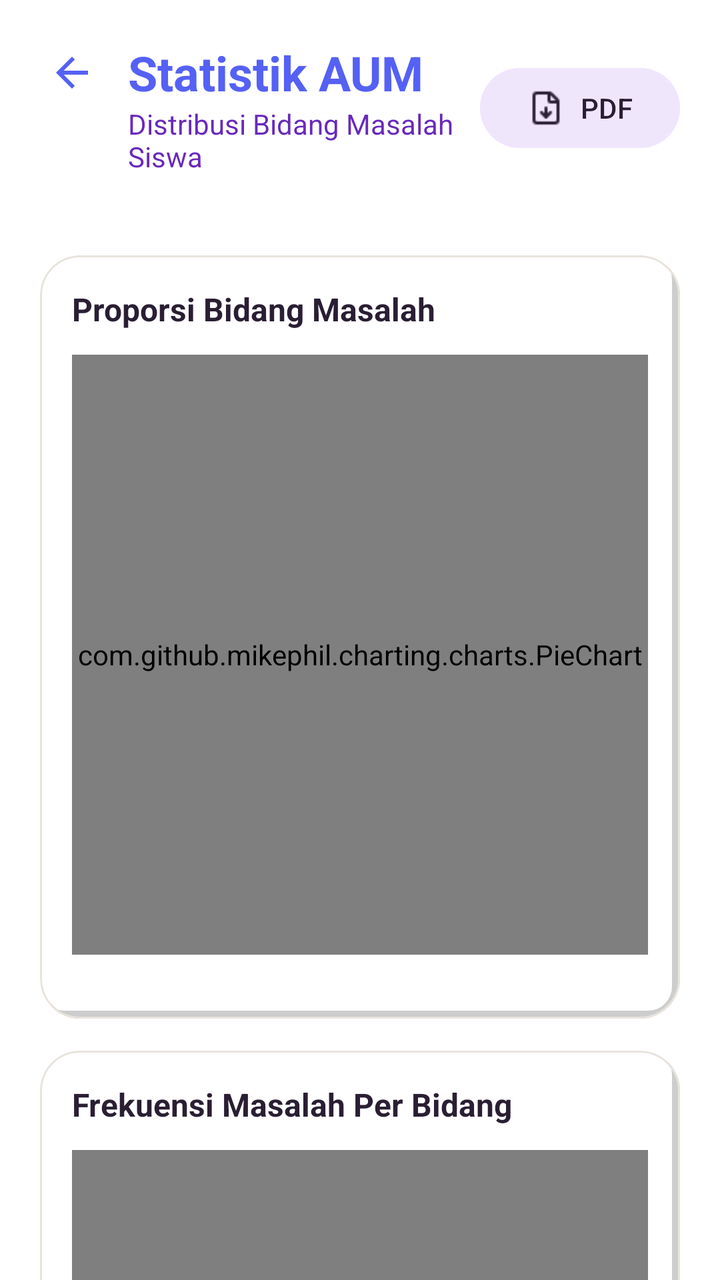
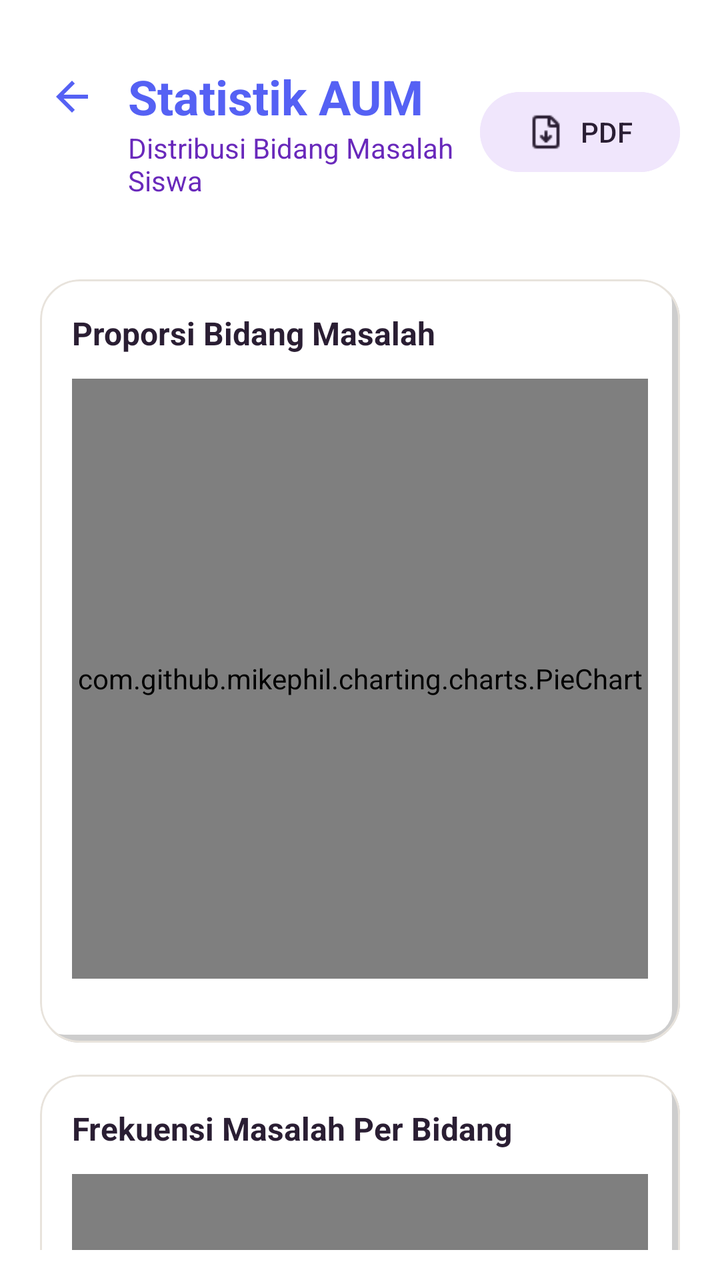

Compare the two renders of this Android layout. The source of the first and the diff that turns it into the second are given below.
<!-- AndroidManifest.xml: application theme Theme.BkNova -->
<!-- res/layout/fragment_statistik_aum.xml -->
<?xml version="1.0" encoding="utf-8"?>
<androidx.constraintlayout.widget.ConstraintLayout xmlns:android="http://schemas.android.com/apk/res/android"
    xmlns:app="http://schemas.android.com/apk/res-auto"
    xmlns:tools="http://schemas.android.com/tools"
    android:layout_width="match_parent"
    android:layout_height="match_parent"
    android:background="@color/white"
    tools:context=".fragment.StatistikAumFragment">

    <androidx.constraintlayout.widget.ConstraintLayout
        android:id="@+id/header_layout"
        android:layout_width="match_parent"
        android:layout_height="wrap_content"
        android:padding="20dp"
        app:layout_constraintTop_toTopOf="parent">

        <ImageView
            android:id="@+id/btn_back"
            android:layout_width="32dp"
            android:layout_height="32dp"
            android:padding="4dp"
            android:src="@drawable/ic_arrow_back"
            app:tint="@color/brand_primary"
            android:clickable="true"
            android:focusable="true"
            android:background="?attr/selectableItemBackgroundBorderless"
            app:layout_constraintStart_toStartOf="parent"
            app:layout_constraintTop_toTopOf="@+id/tv_title_statistik"
            app:layout_constraintBottom_toBottomOf="@+id/tv_title_statistik" />

        <TextView
            android:id="@+id/tv_title_statistik"
            android:layout_width="0dp"
            android:layout_height="wrap_content"
            android:layout_marginStart="12dp"
            android:text="Statistik AUM"
            android:textColor="@color/brand_primary"
            android:textSize="24sp"
            android:textStyle="bold"
            app:layout_constraintEnd_toStartOf="@+id/btn_action_header"
            app:layout_constraintStart_toEndOf="@id/btn_back"
            app:layout_constraintTop_toTopOf="parent" />

        <TextView
            android:id="@+id/tv_subtitle_statistik"
            android:layout_width="0dp"
            android:layout_height="wrap_content"
            android:text="Distribusi Bidang Masalah Siswa"
            android:textColor="@color/brand_dark"
            android:textSize="14sp"
            app:layout_constraintEnd_toStartOf="@+id/btn_action_header"
            app:layout_constraintStart_toStartOf="@id/tv_title_statistik"
            app:layout_constraintTop_toBottomOf="@id/tv_title_statistik" />

        <com.google.android.material.button.MaterialButton
            android:id="@+id/btn_action_header"
            style="@style/Widget.Material3.Button.TonalButton"
            android:layout_width="wrap_content"
            android:layout_height="wrap_content"
            android:text="PDF"
            android:backgroundTint="@color/brand_soft"
            app:icon="@drawable/ekpor"
            app:iconPadding="8dp"
            app:iconTint="@color/text_color_primary"
            android:textColor="@color/text_color_primary"
            app:layout_constraintBottom_toBottomOf="parent"
            app:layout_constraintEnd_toEndOf="parent"
            app:layout_constraintTop_toTopOf="parent" />

    </androidx.constraintlayout.widget.ConstraintLayout>
    <androidx.core.widget.NestedScrollView
        android:id="@+id/nsv_content"
        android:layout_width="match_parent"
        android:layout_height="0dp"
        app:layout_constraintBottom_toBottomOf="parent"
        app:layout_constraintTop_toBottomOf="@id/header_layout">

        <LinearLayout
            android:layout_width="match_parent"
            android:layout_height="wrap_content"
            android:orientation="vertical"
            android:paddingBottom="24dp">


            
            <com.google.android.material.card.MaterialCardView
                android:layout_width="match_parent"
                android:layout_height="wrap_content"
                android:layout_marginHorizontal="20dp"
                android:layout_marginTop="20dp"
                app:cardCornerRadius="20dp"
                app:cardElevation="0dp"
                app:strokeColor="@color/divider_color"
                app:strokeWidth="1dp">

                <LinearLayout
                    android:layout_width="match_parent"
                    android:layout_height="wrap_content"
                    android:orientation="vertical"
                    android:background="@drawable/bg_grid_shadow"
                    android:padding="16dp">

                    <TextView
                        android:layout_width="wrap_content"
                        android:layout_height="wrap_content"
                        android:text="Proporsi Bidang Masalah"
                        android:textColor="@color/text_color_primary"
                        android:textSize="16sp"
                        android:textStyle="bold" />

                    <com.github.mikephil.charting.charts.PieChart
                        android:id="@+id/donut_chart"
                        android:layout_width="match_parent"
                        android:layout_height="300dp"
                        android:layout_marginTop="12dp" />

                    
                    <HorizontalScrollView
                        android:layout_width="match_parent"
                        android:layout_height="wrap_content"
                        android:layout_marginTop="8dp"
                        android:scrollbars="none">

                        <LinearLayout
                            android:id="@+id/legend_container"
                            android:layout_width="wrap_content"
                            android:layout_height="wrap_content"
                            android:orientation="horizontal"
                            android:paddingVertical="4dp" />
                    </HorizontalScrollView>
                </LinearLayout>
            </com.google.android.material.card.MaterialCardView>

            
            <com.google.android.material.card.MaterialCardView
                android:layout_width="match_parent"
                android:layout_height="wrap_content"
                android:layout_marginHorizontal="20dp"
                android:layout_marginTop="16dp"
                app:cardCornerRadius="20dp"
                app:cardElevation="0dp"
                app:strokeColor="@color/divider_color"
                app:strokeWidth="1dp">

                <LinearLayout
                    android:layout_width="match_parent"
                    android:layout_height="wrap_content"
                    android:orientation="vertical"
                    android:background="@drawable/bg_grid_shadow"
                    android:padding="16dp">

                    <TextView
                        android:layout_width="wrap_content"
                        android:layout_height="wrap_content"
                        android:text="Frekuensi Masalah Per Bidang"
                        android:textColor="@color/text_color_primary"
                        android:textSize="16sp"
                        android:textStyle="bold" />

                    <com.github.mikephil.charting.charts.BarChart
                        android:id="@+id/bar_chart"
                        android:layout_width="match_parent"
                        android:layout_height="300dp"
                        android:layout_marginTop="12dp" />



                </LinearLayout>

            </com.google.android.material.card.MaterialCardView>

            
            <com.google.android.material.card.MaterialCardView
                android:layout_width="match_parent"
                android:layout_height="wrap_content"
                android:layout_marginHorizontal="20dp"
                android:layout_marginTop="16dp"
                app:cardCornerRadius="20dp"
                app:cardElevation="0dp"
                app:strokeColor="@color/divider_color"
                app:strokeWidth="1dp">

                <LinearLayout
                    android:layout_width="match_parent"
                    android:layout_height="wrap_content"
                    android:orientation="vertical"
                    android:background="@drawable/bg_grid_shadow"
                    android:padding="16dp">

                    <TextView
                        android:layout_width="wrap_content"
                        android:layout_height="wrap_content"
                        android:text="Tren Masalah Siswa"
                        android:textColor="@color/text_color_primary"
                        android:textSize="16sp"
                        android:textStyle="bold" />

                    <com.github.mikephil.charting.charts.LineChart
                        android:id="@+id/line_chart"
                        android:layout_width="match_parent"
                        android:layout_height="300dp"
                        android:layout_marginTop="12dp" />
                </LinearLayout>
            </com.google.android.material.card.MaterialCardView>

            
            <com.google.android.material.card.MaterialCardView
                android:layout_width="match_parent"
                android:layout_height="wrap_content"
                android:layout_marginHorizontal="20dp"
                android:layout_marginTop="16dp"
                app:cardCornerRadius="20dp"
                app:cardElevation="0dp"
                app:strokeColor="@color/divider_color"
                app:strokeWidth="1dp">

                <LinearLayout
                    android:layout_width="match_parent"
                    android:layout_height="wrap_content"
                    android:orientation="vertical"
                    android:background="@drawable/bg_grid_shadow"
                    android:padding="16dp">

                    <TextView
                        android:layout_width="wrap_content"
                        android:layout_height="wrap_content"
                        android:layout_marginBottom="12dp"
                        android:text="Detail Frekuensi Masalah"
                        android:textColor="@color/text_color_primary"
                        android:textSize="16sp"
                        android:textStyle="bold" />

                    <TableLayout
                        android:id="@+id/table_data_aum"
                        android:layout_width="match_parent"
                        android:layout_height="wrap_content"
                        android:stretchColumns="1">

                        
                        <TableRow
                            android:background="@color/brand_soft"
                            android:padding="8dp">
                            <TextView
                                android:layout_width="wrap_content"
                                android:layout_height="wrap_content"
                                android:text="Kode"
                                android:textStyle="bold"
                                android:paddingEnd="8dp" />
                            <TextView
                                android:layout_width="wrap_content"
                                android:layout_height="wrap_content"
                                android:text="Nama Bidang"
                                android:textStyle="bold" />
                            <TextView
                                android:layout_width="wrap_content"
                                android:layout_height="wrap_content"
                                android:text="Jumlah"
                                android:textStyle="bold"
                                android:gravity="end" />
                        </TableRow>

                        
                    </TableLayout>
                </LinearLayout>
            </com.google.android.material.card.MaterialCardView>

            
            <androidx.recyclerview.widget.RecyclerView
                android:id="@+id/rv_summary_stats"
                android:layout_width="match_parent"
                android:layout_height="wrap_content"
                android:layout_marginTop="24dp"
                android:clipToPadding="false"
                android:paddingHorizontal="14dp"
                app:layoutManager="androidx.recyclerview.widget.GridLayoutManager"
                app:spanCount="2"
                tools:listitem="@layout/item_aum_statistik" />
        </LinearLayout>
    </androidx.core.widget.NestedScrollView>

</androidx.constraintlayout.widget.ConstraintLayout>
<!-- res/layout/item_aum_statistik.xml (included above) -->
<?xml version="1.0" encoding="utf-8"?>
<com.google.android.material.card.MaterialCardView xmlns:android="http://schemas.android.com/apk/res/android"
    xmlns:app="http://schemas.android.com/apk/res-auto"
    android:layout_width="match_parent"
    android:layout_height="wrap_content"
    android:layout_margin="6dp"
    app:cardCornerRadius="16dp"
    app:cardElevation="0dp"
    app:cardBackgroundColor="@color/white"
    app:strokeColor="@color/divider_color"
    app:strokeWidth="1dp">

    <LinearLayout
        android:layout_width="match_parent"
        android:layout_height="match_parent"
        android:orientation="vertical"
        android:padding="12dp"
        android:gravity="center"
        android:background="@drawable/bg_grid_shadow">

        <TextView
            android:id="@+id/tv_stat_count"
            android:layout_width="wrap_content"
            android:layout_height="wrap_content"
            android:text="0"
            android:textColor="@color/brand_primary"
            android:textSize="24sp"
            android:textStyle="bold" />

        <TextView
            android:id="@+id/tv_stat_label"
            android:layout_width="match_parent"
            android:layout_height="wrap_content"
            android:layout_marginTop="4dp"
            android:text="Bidang"
            android:textColor="@color/text_color_secondary"
            android:textSize="11sp"
            android:textAlignment="center"
            android:maxLines="2"
            android:ellipsize="end"/>
    </LinearLayout>
</com.google.android.material.card.MaterialCardView>
<!-- resources referenced by this layout -->
<resources>
  <color name="brand_dark">#6929BB</color>
  <color name="brand_primary">#5561F4</color>
  <color name="brand_soft">#F0E6FC</color>
  <color name="divider_color">#E8E3DC</color>
  <color name="text_color_primary">#2A1E33</color>
  <color name="text_color_secondary">#6B5E75</color>
  <color name="white">#FFFFFFFF</color>
  <!-- drawable bg_grid_shadow (drawable) -->
  <?xml version="1.0" encoding="utf-8"?>
  <layer-list xmlns:android="http://schemas.android.com/apk/res/android">
  
      
      <item
          android:left="4dp"
  
          android:top="4dp">
  
          <shape android:shape="rectangle">
              <solid android:color="#32000000" />
              <corners android:radius="12dp" />
          </shape>
  
      </item>
  
      
      <item
          android:right="4dp"
          android:bottom="4dp">
  
          <shape android:shape="rectangle">
              <solid android:color="#FFFFFF" />
              <corners android:radius="12dp" />
          </shape>
  
      </item>
  
  </layer-list>
  <!-- drawable ic_arrow_back (drawable) -->
  <vector xmlns:android="http://schemas.android.com/apk/res/android"
      android:width="24dp"
      android:height="24dp"
      android:viewportWidth="24"
      android:viewportHeight="24">
      <path
          android:fillColor="#FF000000"
          android:pathData="M20,11H7.83l5.59,-5.59L12,4l-8,8 8,8 1.41,-1.41L7.83,13H20v-2z" />
  </vector>
  <style name="Theme.BkNova" parent="Base.Theme.BkNova" />
  <style name="Base.Theme.BkNova" parent="Theme.Material3.Light.NoActionBar">
  
          
          <item name="colorPrimary">@color/brand_primary</item>
          <item name="colorOnPrimary">@color/white</item>
          <item name="colorPrimaryContainer">@color/brand_soft</item>
          <item name="colorOnPrimaryContainer">@color/text_color_primary</item>
  
          <item name="colorSecondary">@color/accent_pink</item>
          
          <item name="colorOnSecondary">@color/text_color_primary</item>
          <item name="colorSecondaryContainer">@color/accent_pink_soft</item>
          <item name="colorOnSecondaryContainer">@color/text_color_primary</item>
  
          <item name="colorTertiary">@color/accent_peach</item>
          <item name="colorOnTertiary">@color/text_color_primary</item>
          <item name="colorTertiaryContainer">@color/accent_peach_soft</item>
          <item name="colorOnTertiaryContainer">@color/text_color_primary</item>
  
          <item name="colorSurface">@color/white</item>
          <item name="colorOnSurface">@color/text_color_primary</item>
          <item name="colorSurfaceVariant">@color/background_cream</item>
          <item name="colorOnSurfaceVariant">@color/text_color_secondary</item>
          <item name="android:colorBackground">@color/background_cream</item>
          <item name="colorOnBackground">@color/text_color_primary</item>
  
          <item name="colorOutline">@color/divider_color</item>
          <item name="colorOutlineVariant">@color/divider_color</item>
  
          <item name="colorError">@color/red_text</item>
          <item name="colorOnError">@color/white</item>
          <item name="colorErrorContainer">@color/red_light</item>
          <item name="colorOnErrorContainer">@color/red_text</item>
  
          <item name="android:windowBackground">@color/background_cream</item>
  
          
          <item name="android:statusBarColor">@android:color/transparent</item>
          <item name="android:navigationBarColor">@android:color/transparent</item>
          <item name="android:windowLightStatusBar">true</item>
          
          <item name="android:enforceNavigationBarContrast" tools:targetApi="q">false</item>
          <item name="android:enforceStatusBarContrast" tools:targetApi="q">false</item>
      </style>
  <color name="accent_pink">#FF7FAF</color>
  <color name="accent_pink_soft">#FFECF3</color>
  <color name="accent_peach">#FFC6BF</color>
  <color name="accent_peach_soft">#FFE8E5</color>
  <color name="background_cream">#F8F7F2</color>
  <color name="red_text">#DC2626</color>
  <color name="red_light">#FEE2E2</color>
  <!-- unchanged entries left out for length: 1 -->
</resources>

<!-- the commit's change to res/layout/fragment_statistik_aum.xml (unified diff, before → after) -->
@@ -12,6 +12,7 @@
         android:layout_width="match_parent"
         android:layout_height="wrap_content"
         android:padding="20dp"
+        android:layout_marginTop="12dp"
         app:layout_constraintTop_toTopOf="parent">
 
         <ImageView
@@ -72,6 +73,7 @@
         android:id="@+id/nsv_content"
         android:layout_width="match_parent"
         android:layout_height="0dp"
+        android:paddingBottom="15dp"
         app:layout_constraintBottom_toBottomOf="parent"
         app:layout_constraintTop_toBottomOf="@id/header_layout">
 
